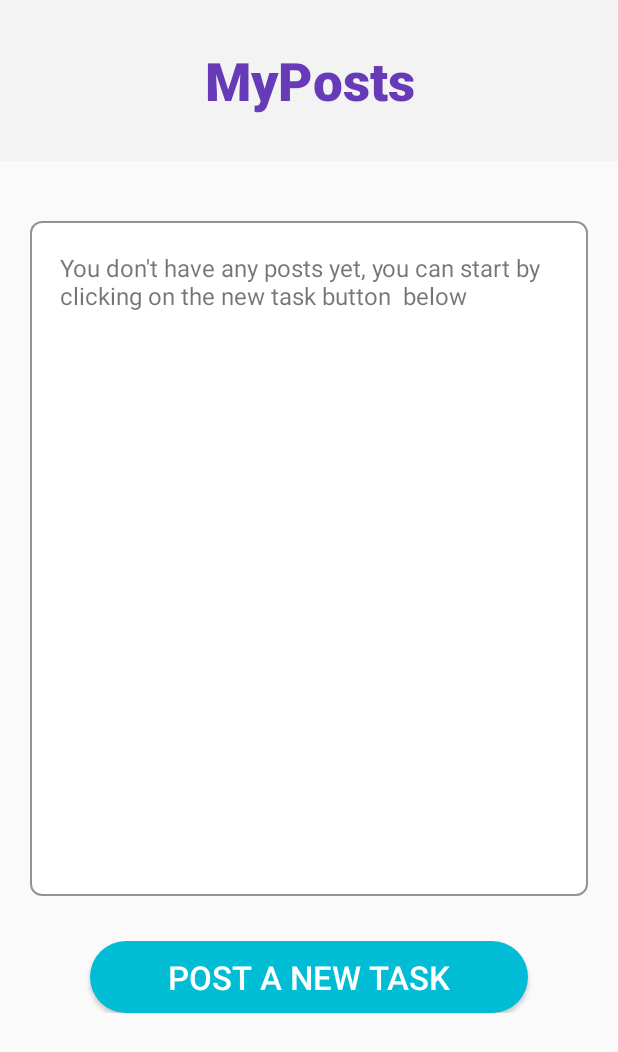
After one commit to muaadra/QuickCash, an Android app: the MyPosts screen opened directly, with no data from a screen before it, on a phone screen of 412 x 824 dp. The commit adds this screen. Shown: the top 1052 px of the screen. Run offline under Robolectric (Android 15) with nearby library versions, the phone set to English and light mode, and no system bars.

Commit message:
feature: US-6

```diff
--- a/app/build.gradle
+++ b/app/build.gradle
@@ -30,6 +30,7 @@ dependencies {
     implementation 'com.google.firebase:firebase-database:16.0.4'
     implementation 'com.google.firebase:firebase-storage:16.0.4'
     implementation 'com.google.firebase:firebase-auth:16.0.5'
+    implementation 'androidx.recyclerview:recyclerview:1.1.0'
     testImplementation 'junit:junit:4.12'
     androidTestImplementation 'androidx.test.ext:junit:1.1.2'
     androidTestImplementation 'androidx.test.espresso:espresso-core:3.3.0'
--- a/app/src/main/AndroidManifest.xml
+++ b/app/src/main/AndroidManifest.xml
@@ -9,8 +9,8 @@
         android:roundIcon="@mipmap/ic_launcher_round"
         android:supportsRtl="true"
         android:theme="@style/AppTheme">
-
-        <activity android:name=".EditProfile"></activity>
+        <activity android:name=".MyPosts"></activity>
+        <activity android:name=".EditProfile" />
         <activity android:name=".WelcomeActivity" />
         <activity android:name=".SignUpActivity" />
         <activity android:name=".SignInActivity" />
--- a/app/src/main/java/com/softeng/quickcash/MainActivity.java
+++ b/app/src/main/java/com/softeng/quickcash/MainActivity.java
@@ -44,6 +44,14 @@ public class MainActivity extends AppCompatActivity {
     }
 
     /**
+     * runs when post task button is clicked
+     */
+    public void gotToMyPostsOnButtonClick(View view) {
+        Intent intent = new Intent(this, MyPosts.class);
+        startActivity(intent);
+    }
+
+    /**
      * runs when go to profile button is clicked
      */
     public void goToProfileOnClickButton(View view) {
--- /dev/null
+++ b/app/src/main/java/com/softeng/quickcash/MyPosts.java
@@ -0,0 +1,16 @@
+package com.softeng.quickcash;
+
+import androidx.appcompat.app.AppCompatActivity;
+
+import android.os.Bundle;
+
+public class MyPosts extends AppCompatActivity {
+
+    @Override
+    protected void onCreate(Bundle savedInstanceState) {
+        super.onCreate(savedInstanceState);
+        setContentView(R.layout.activity_my_posts);
+    }
+
+
+}
--- /dev/null
+++ b/app/src/main/res/drawable/rounded_button.xml
@@ -0,0 +1,12 @@
+<?xml version="1.0" encoding="utf-8"?>
+<shape xmlns:android="http://schemas.android.com/apk/res/android"
+    android:shape="rectangle"
+    android:padding="10dp">
+
+    <solid android:color="#00BCD4" />
+       <corners
+        android:bottomRightRadius="30dp"
+        android:bottomLeftRadius="30dp"
+        android:topLeftRadius="30dp"
+        android:topRightRadius="30dp" />
+</shape>
--- /dev/null
+++ b/app/src/main/res/drawable/rounded_edit_text.xml
@@ -0,0 +1,15 @@
+<?xml version="1.0" encoding="utf-8"?>
+<shape xmlns:android="http://schemas.android.com/apk/res/android"
+    android:shape="rectangle"
+    android:padding="10dp">
+
+    <solid android:color="#FFFFFF" />
+    <stroke
+        android:width="1dp"
+        android:color="#939393" />
+    <corners
+        android:bottomRightRadius="7dp"
+        android:bottomLeftRadius="7dp"
+        android:topLeftRadius="7dp"
+        android:topRightRadius="7dp" />
+</shape>
--- a/app/src/main/res/layout/activity_main.xml
+++ b/app/src/main/res/layout/activity_main.xml
@@ -8,6 +8,22 @@
     android:orientation="vertical"
     tools:context=".MainActivity">
 
+    <LinearLayout
+        android:layout_width="match_parent"
+        android:layout_height="wrap_content"
+        android:orientation="vertical"
+        android:padding="5dp"
+        android:layout_gravity="end"
+        >
+        <Button
+            android:id="@+id/postATask_main"
+            android:layout_width="wrap_content"
+            android:layout_height="wrap_content"
+            android:text="Post A task"
+            android:onClick="gotToMyPostsOnButtonClick"
+            android:layout_gravity = "end"
+            />
+    </LinearLayout>
     <Button
         android:id="@+id/goToProfile"
         android:layout_width="107dp"
--- /dev/null
+++ b/app/src/main/res/layout/activity_my_posts.xml
@@ -0,0 +1,82 @@
+<?xml version="1.0" encoding="utf-8"?>
+<LinearLayout xmlns:android="http://schemas.android.com/apk/res/android"
+    xmlns:app="http://schemas.android.com/apk/res-auto"
+    xmlns:tools="http://schemas.android.com/tools"
+    android:id="@+id/myPostsLayout"
+    android:layout_width="match_parent"
+    android:layout_height="match_parent"
+    android:orientation="vertical"
+    tools:context=".MyPosts">
+
+    <LinearLayout
+        android:layout_width="match_parent"
+        android:layout_height="107dp"
+        android:gravity="center"
+        android:background="#F3F3F3"
+        android:orientation="vertical">
+
+
+        <TextView
+            android:id="@+id/textView11"
+            android:layout_width="match_parent"
+            android:layout_height="wrap_content"
+            android:layout_margin="20dp"
+            android:fontFamily="sans-serif-black"
+            android:gravity="center"
+            android:textColor="#673AB7"
+            android:text="MyPosts"
+            android:textSize="35dp" />
+
+    </LinearLayout>
+
+    <LinearLayout
+
+        android:layout_width="match_parent"
+        android:layout_height="wrap_content"
+        android:layout_marginBottom="10dp"
+        android:layout_marginTop="40dp"
+        android:layout_marginRight="20dp"
+        android:layout_marginLeft="20dp"
+        android:minHeight="450dp"
+        android:background="@drawable/rounded_edit_text"
+
+        android:orientation="vertical">
+
+        <TextView
+            android:layout_width="wrap_content"
+            android:layout_height="wrap_content"
+            android:padding="20dp"
+            android:textSize="16sp"
+            android:text="You don't have any posts yet, you can start by clicking on the new task button  below"
+            />
+        <androidx.recyclerview.widget.RecyclerView
+            android:padding="10dp"
+            android:id="@+id/my_recycler_view"
+            android:layout_width="match_parent"
+            android:layout_height="wrap_content"
+            android:layout_gravity="bottom"
+            android:autofillHints="Empty"
+            android:scrollbars="vertical">
+
+        </androidx.recyclerview.widget.RecyclerView>
+    </LinearLayout>
+
+    <LinearLayout
+        android:layout_width="match_parent"
+        android:layout_height="wrap_content"
+        android:layout_margin="20dp"
+        android:orientation="vertical">
+
+
+        <Button
+            android:id="@+id/postNewTaskButton"
+            android:layout_width="292dp"
+            android:layout_height="wrap_content"
+            android:layout_gravity="center"
+            android:background="@drawable/rounded_button"
+            android:text="Post A new task"
+            android:textColor="#FFFFFF"
+            android:textSize="22sp" />
+    </LinearLayout>
+
+</LinearLayout>
```
